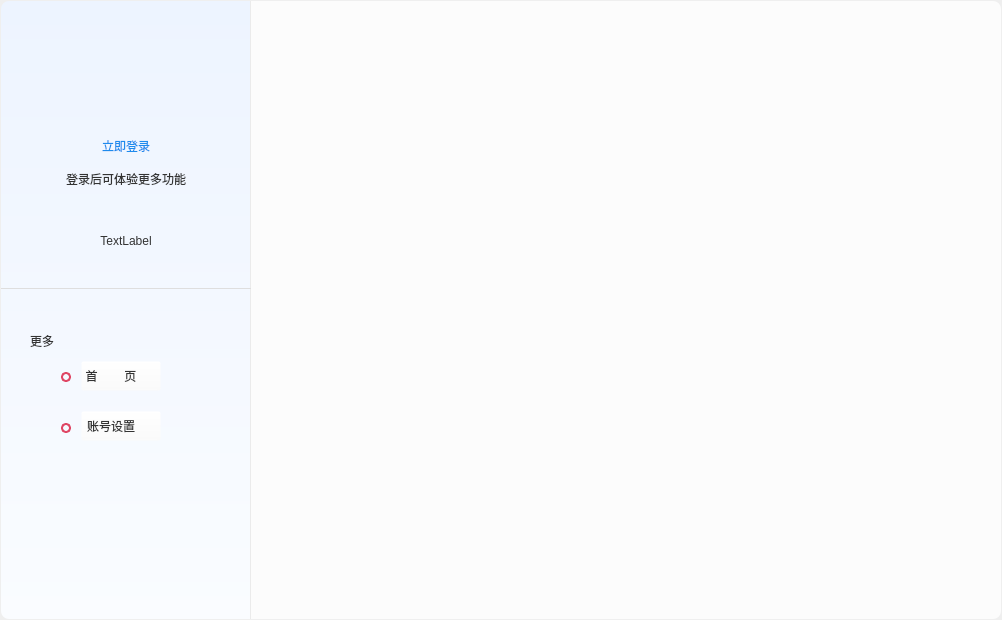
Old version of the form src/ZcloudEntCenter/UserCenterWidget.ui in the repository gispda/ZcloudDesk.
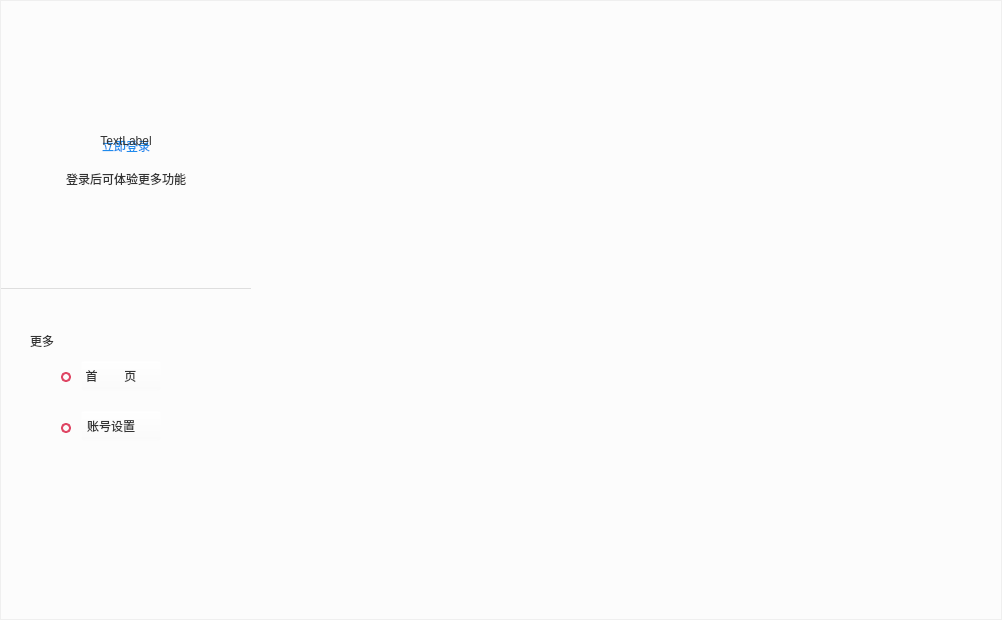
New version of the form. Icons and pictures are not drawn. Custom widgets are drawn as their Qt base class.

Patch:
```diff
--- a/src/ZcloudEntCenter/UserCenterWidget.ui
+++ b/src/ZcloudEntCenter/UserCenterWidget.ui
@@ -31,9 +31,6 @@
   <property name="windowTitle">
    <string>EntCenterWidget</string>
   </property>
-  <property name="styleSheet">
-   <string notr="true">QWidget#EntCenterWidget{background-color: rgb(255, 255, 255);};</string>
-  </property>
   <layout class="QHBoxLayout" name="horizontalLayout_2">
    <property name="spacing">
     <number>0</number>
@@ -76,7 +73,7 @@
         </size>
        </property>
        <property name="styleSheet">
-        <string notr="true">QWidget#EntLeftWidget{background-color: qlineargradient(spread:pad, x1:0, y1:0, x2:0, y2:1, stop:0 #EDF4FF, stop:1 #FAFCFF);border-top-left-radius:8px;border-bottom-left-radius:8px;border-right:1px solid #EBEBEB;}</string>
+        <string notr="true">QWidget#EntLeftWidget{background-color: rgb(252, 252, 252);}</string>
        </property>
        <widget class="AvatarLabel" name="labelAvatar">
         <property name="geometry">
@@ -340,8 +337,8 @@
        <widget class="QLabel" name="labelUser">
         <property name="geometry">
          <rect>
-          <x>10</x>
-          <y>20</y>
+          <x>95</x>
+          <y>30</y>
           <width>60</width>
           <height>60</height>
          </rect>
@@ -522,7 +519,7 @@
         <property name="geometry">
          <rect>
           <x>0</x>
-          <y>220</y>
+          <y>120</y>
           <width>250</width>
           <height>100</height>
          </rect>
@@ -607,7 +604,7 @@
         </size>
        </property>
        <property name="styleSheet">
-        <string notr="true">QWidget#RightWidget{background-color: rgb(252, 252, 252);border-top-right-radius:8px;border-bottom-right-radius:8px;}</string>
+        <string notr="true">QWidget#RightWidget{background-color: rgb(252, 252, 252);}</string>
        </property>
        <layout class="QHBoxLayout" name="rightLayout">
         <property name="spacing">
```
